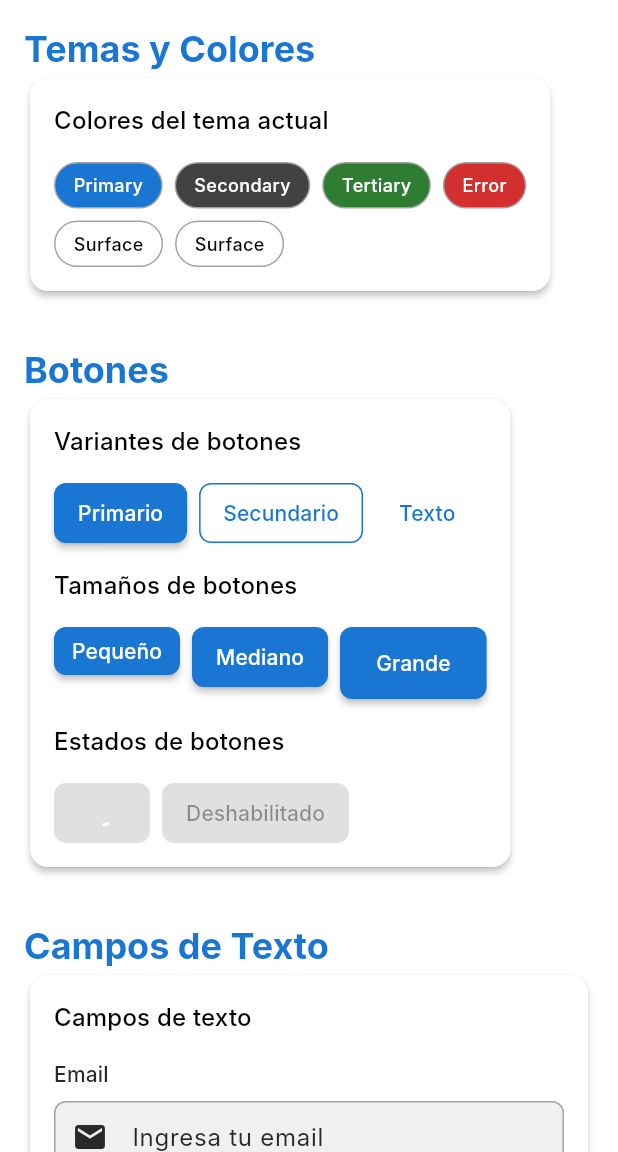
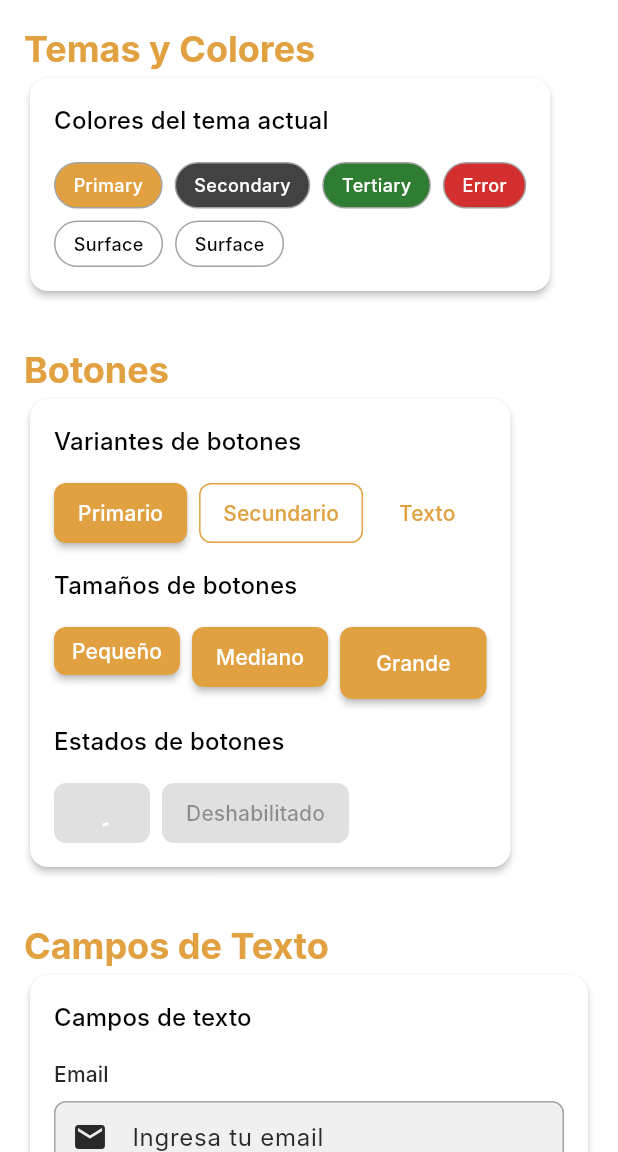
Before and after one commit to antonioflrs/package_app_mayoreo, a Flutter app: the screen it shows after launch, on a phone screen of 412 x 824 dp, the part 84-1236 px from its top. Run offline on Flutter 3.47's test engine with Material 3 defaults, Android fonts, the phone set to English and light mode, and no system bars; accounts and stored records are empty; Roboto replaces fonts that are missing (Inter).

Commit message:
Update primary color values in AppColors and clean up test imports for improved clarity and consistency.

```diff
--- a/lib/src/theme/colors/app_colors.dart
+++ b/lib/src/theme/colors/app_colors.dart
@@ -6,8 +6,8 @@ class AppColors {
   AppColors._();
 
   // Primary colors
-  static const Color _primaryLight = Color(0xFF1976D2);
-  static const Color _primaryDark = Color(0xFF90CAF9);
+  static const Color _primaryLight = Color(0xffe1a141);
+  static const Color _primaryDark = Color(0xffffffff);
 
   // Secondary colors
   static const Color _secondaryLight = Color(0xFF424242);
```
Also changed, not shown: 1 other file.
